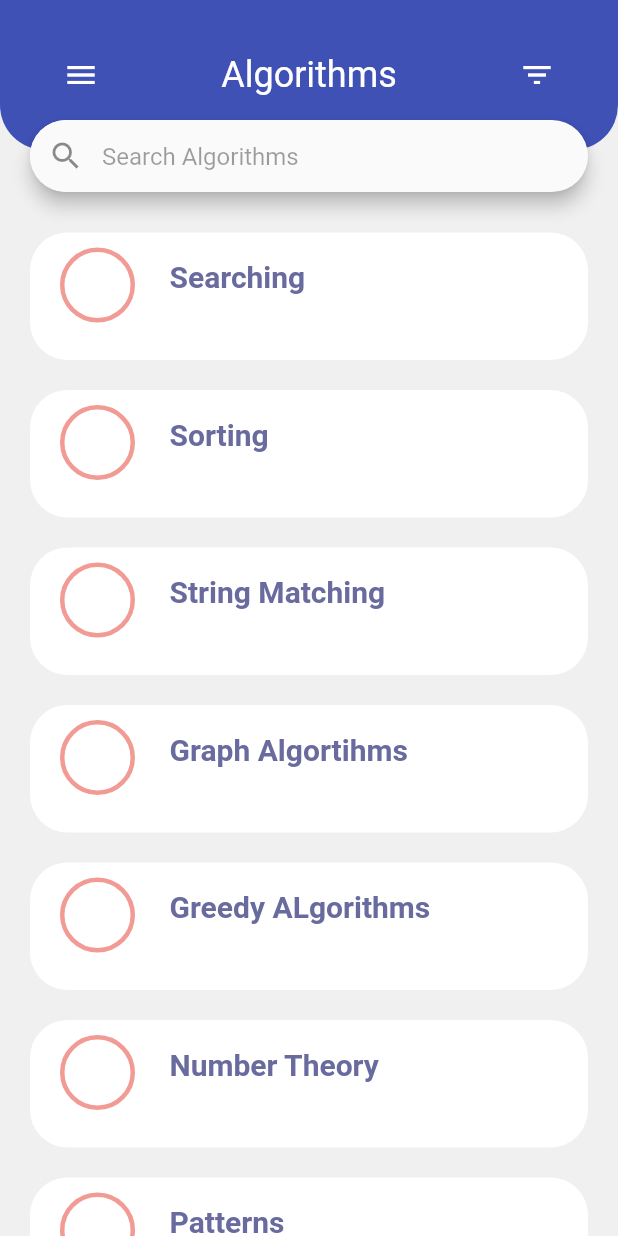
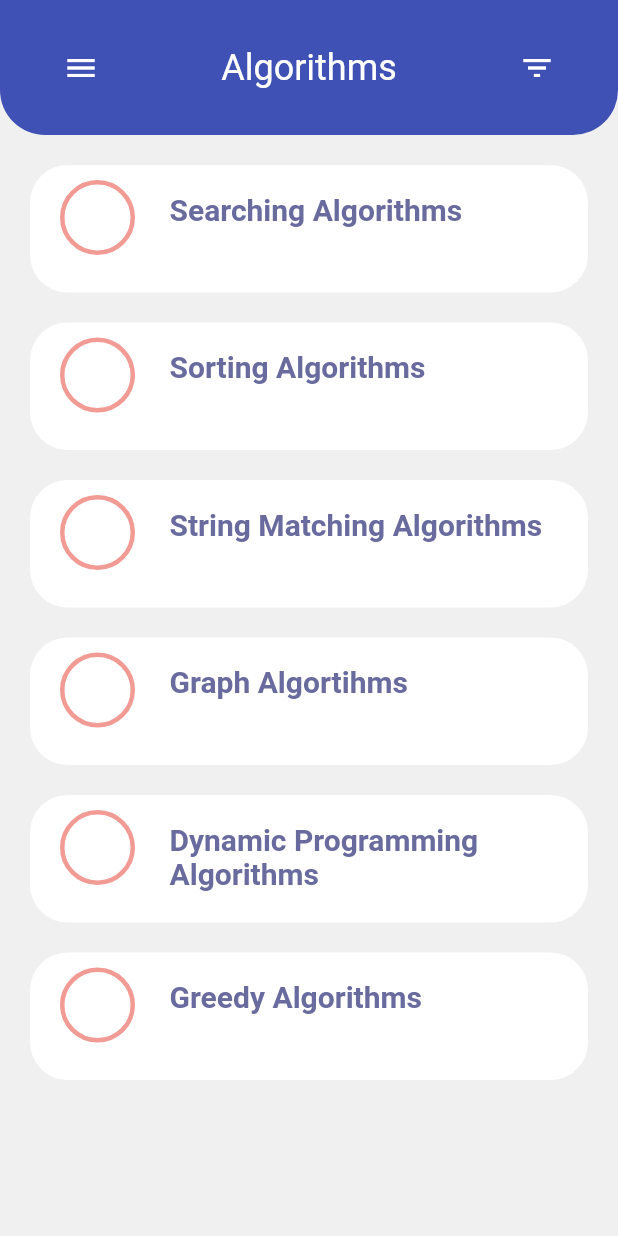
Before and after one commit to Natashamehta23/Algorithms_APP, a Flutter app: the DifferentAlgorithms screen opened directly, on a phone screen of 412 x 824 dp. Run offline on Flutter 3.47's test engine with Material 2 defaults, Android fonts, the phone set to English and light mode, and no system bars; network calls fail.

Commit message:
algo commit

```diff
--- a/lib/All_Algorithms/Sorting/BubbleSort.dart
+++ b/lib/All_Algorithms/Sorting/BubbleSort.dart
@@ -8,6 +8,14 @@ class BubbleSort extends StatefulWidget {
 class _BubbleSortState extends State<BubbleSort> {
   @override
   Widget build(BuildContext context) {
-    return Container();
+    return Scaffold(
+      appBar: AppBar(
+        backgroundColor: Colors.indigo,
+      ),
+      body: Container(
+        child: Text("Sorting"),
+        color: Colors.grey,
+      ),
+    );
   }
 }
--- /dev/null
+++ b/lib/All_Algorithms/Sorting/constantAlgoNames.dart
@@ -0,0 +1,36 @@
+
+final List<Map> AlgorithmsList = [
+  {
+    "name": "Searching Algorithms",
+  },
+  {
+    "name": "Sorting Algorithms",
+  },
+  {
+    "name": "String Matching Algorithms",
+  },
+  {
+    "name": "Graph Algortihms",
+  },
+  {
+    "name": "Dynamic Programming Algorithms",
+  },
+  {
+    "name": "Greedy Algorithms",
+  },
+  {
+    "name": "Branch and Bound Algorithms",
+  },
+  {
+    "name": "Backtracking Algorithms",
+  },
+  {
+    "name": "Number Theory",
+  },
+  {
+    "name": "Patterns",
+  },
+  {
+    "name": "Bit Algorithms",
+  },
+];
--- a/lib/Design/Algorithms.dart
+++ b/lib/Design/Algorithms.dart
@@ -1,5 +1,5 @@
 import 'package:algo_f1/All_Algorithms/Sorting/BubbleSort.dart';
-import 'package:algo_f1/Routes/route.dart';
+import 'package:algo_f1/All_Algorithms/Sorting/constantAlgoNames.dart';
 import 'package:flutter/material.dart';
 
 class DifferentAlgorithms extends StatefulWidget {
@@ -8,43 +8,12 @@ class DifferentAlgorithms extends StatefulWidget {
 }
 
 class _DifferentAlgorithmsState extends State<DifferentAlgorithms> {
+
   final TextStyle dropdownMenuItem =
   TextStyle(color: Colors.black, fontSize: 18);
 
   final primary = Color(0xff696b9e);
   final secondary = Color(0xfff29a94);
-
-  final List<Map> AlgorithmsList = [
-    {
-      "name": "Searching",
-    },
-    {
-      "name": "Sorting",
-    },
-    {
-      "name": "String Matching",
-    },
-    {
-      "name": "Graph Algortihms",
-    },
-
-    {
-      "name": "Greedy ALgorithms",
-    },
-    {
-      "name": "Number Theory",
-    },
-    {
-      "name": "Patterns",
-    },
-    {
-      "name": "Dynamic Programming Algorithms",
-    },
-    {
-      "name": "Number Theory",
-    },
-
-  ];
 
   @override
   Widget build(BuildContext context) {
@@ -57,17 +26,18 @@ class _DifferentAlgorithmsState extends State<DifferentAlgorithms> {
           child: Stack(
             children: <Widget>[
               Container(
-                padding: EdgeInsets.only(top: 145),
-                height: MediaQuery.of(context).size.height,
+                padding: EdgeInsets.only(top: 100),
+                height: MediaQuery.of(context).size.height-90.0,
                 width: double.infinity,
                 child: ListView.builder(
                     itemCount: AlgorithmsList.length,
                     itemBuilder: (BuildContext context, int index) {
                       return buildList(context, index);
+
                     }),
               ),
               Container(
-                height: 100,
+                height: 90,
                 width: double.infinity,
                 decoration: BoxDecoration(
                     color: Colors.indigo,
@@ -101,49 +71,27 @@ class _DifferentAlgorithmsState extends State<DifferentAlgorithms> {
                   ),
                 ),
               ),
-              Container(
-                child: Column(
-                  children: <Widget>[
-                    SizedBox(
-                      height: 80,
-                    ),
-                    Padding(
-                      padding: EdgeInsets.symmetric(horizontal: 20),
-                      child: Material(
-                        elevation: 5.0,
-                        borderRadius: BorderRadius.all(Radius.circular(30)),
-                        child: TextField(
-                          // controller: TextEditingController(text: locations[0]),
-                          cursorColor: Theme.of(context).primaryColor,
-                          style: dropdownMenuItem,
-                          decoration: InputDecoration(
-                              hintText: "Search Algorithms",
-                              hintStyle: TextStyle(
-                                  color: Colors.black38, fontSize: 16),
-                              prefixIcon: Material(
-                                elevation: 0.0,
-                                borderRadius:
-                                BorderRadius.all(Radius.circular(30)),
-                                child: Icon(Icons.search),
-                              ),
-                              border: InputBorder.none,
-                              contentPadding: EdgeInsets.symmetric(
-                                  horizontal: 25, vertical: 13)),
-                        ),
-                      ),
-                    ),
-                  ],
-                ),
-              )
             ],
           ),
         ),
       ),
     );
   }
+  void _navigateToDetails(int index){
+
+  }
   Widget buildList(BuildContext context, int index) {
     return InkWell(
-      onTap: () => {},
+      onTap: () => {
+        Navigator.push(context, MaterialPageRoute(
+          builder: (context){
+            return new BubbleSort();
+          }
+        )),
+//        _OnTapBar,
+//        _navigateToDetails
+      },
+      splashColor: Colors.blueGrey,
       child: Container(
         decoration: BoxDecoration(
           borderRadius: BorderRadius.circular(25),
--- a/lib/Design/HomeTechniques.dart
+++ b/lib/Design/HomeTechniques.dart
@@ -11,8 +11,8 @@ class Home extends StatefulWidget {
 class _HomeState extends State<Home> {
   int _index=0;
   final List<Widget> _barItems=[
+    DifferentAlgorithms(),
     HomeFinal(),
-    DifferentAlgorithms(),
   ];
   void _onTapBar(int index){
     setState(() {
@@ -32,11 +32,11 @@ class _HomeState extends State<Home> {
             new BottomNavigationBarItem(
               icon:new Icon(Icons.border_color),
               backgroundColor: Colors.deepPurple,
-              title: Text("Techniques"),
+              title: Text("Algorithms"),
             ),
             new BottomNavigationBarItem(
                 icon: new Icon(Icons.image,),
-                title: new Text("Algorithms"),
+                title: new Text("Techniques"),
                 backgroundColor: Colors.deepPurple
             ),
           ]),
--- a/pubspec.yaml
+++ b/pubspec.yaml
@@ -1,5 +1,5 @@
 name: algo_f1
-description: A new Flutter application.
+description: Algorithms App for Students.
 
 # The following defines the version and build number for your application.
 # A version number is three numbers separated by dots, like 1.2.43
@@ -14,7 +14,7 @@ description: A new Flutter application.
 version: 1.0.0+1
 
 environment:
-  sdk: ">=2.1.0 <3.0.0"
+  sdk: ">=2.2.0 <3.0.0"
 
 dependencies:
   flutter:
```
